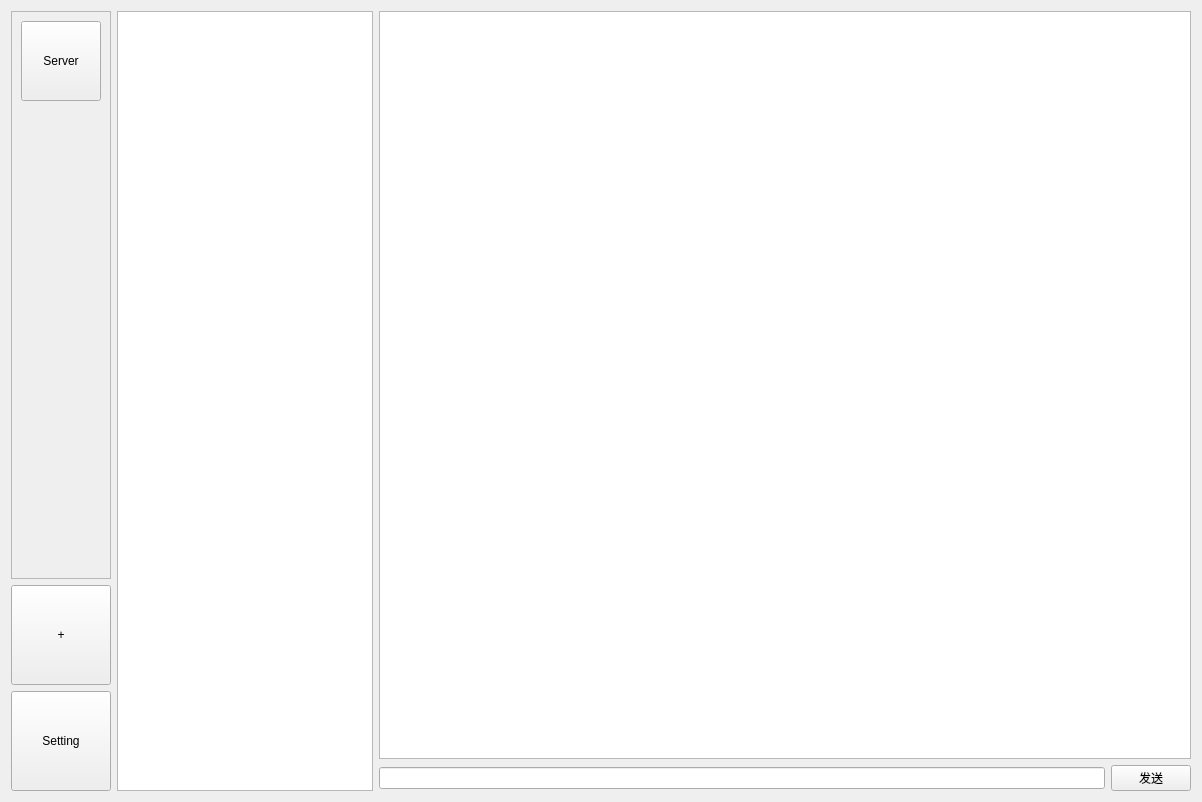
Qt form src/ui/mainwidget.ui (colutius/colutius_old) before a commit.
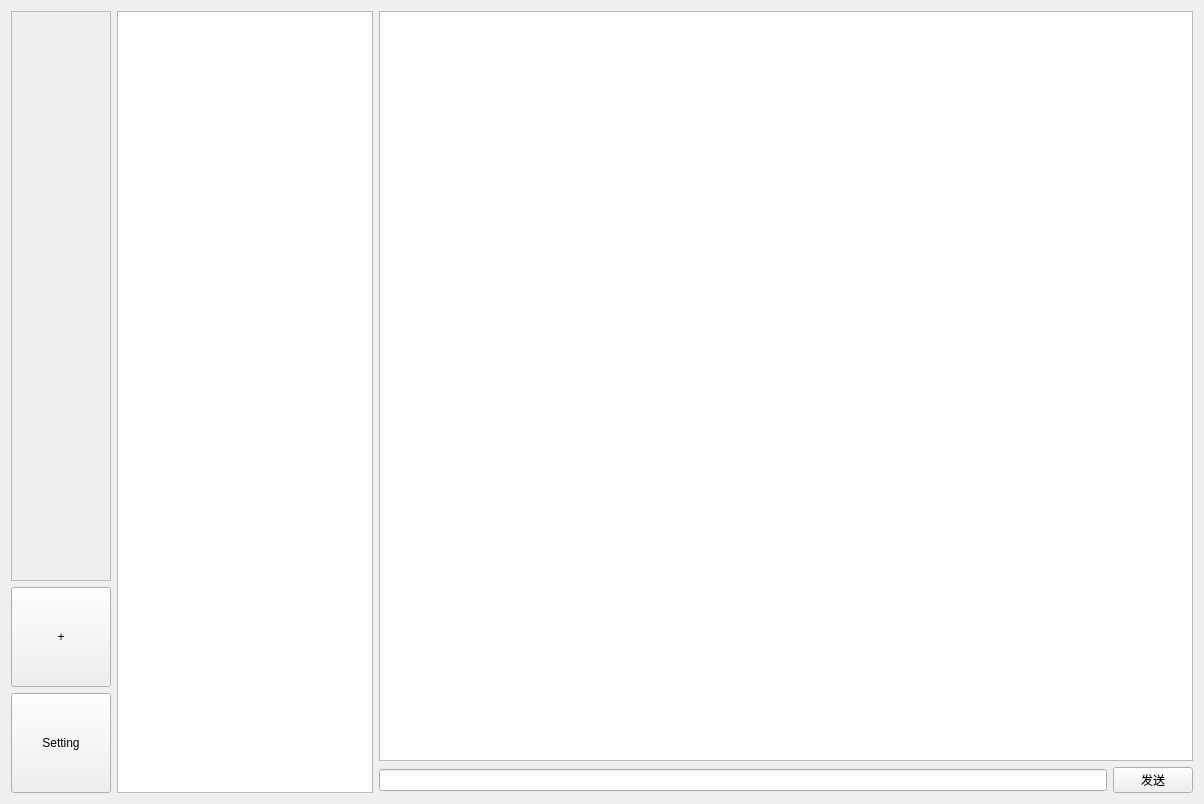
The same form after that commit.

Commit message: 添加左侧服务器按钮

The edit to the form file:
```diff
--- a/src/ui/mainwidget.ui
+++ b/src/ui/mainwidget.ui
@@ -6,8 +6,8 @@
    <rect>
     <x>0</x>
     <y>0</y>
-    <width>1202</width>
-    <height>802</height>
+    <width>1204</width>
+    <height>804</height>
    </rect>
   </property>
   <property name="windowTitle">
@@ -44,34 +44,12 @@
             <x>0</x>
             <y>0</y>
             <width>102</width>
-            <height>545</height>
+            <height>547</height>
            </rect>
           </property>
           <layout class="QGridLayout" name="gridLayout">
            <item row="0" column="0">
-            <widget class="QPushButton" name="pushButton">
-             <property name="sizePolicy">
-              <sizepolicy hsizetype="Minimum" vsizetype="Minimum">
-               <horstretch>0</horstretch>
-               <verstretch>0</verstretch>
-              </sizepolicy>
-             </property>
-             <property name="minimumSize">
-              <size>
-               <width>80</width>
-               <height>80</height>
-              </size>
-             </property>
-             <property name="maximumSize">
-              <size>
-               <width>80</width>
-               <height>80</height>
-              </size>
-             </property>
-             <property name="text">
-              <string>Server</string>
-             </property>
-            </widget>
+            <layout class="QVBoxLayout" name="serverBoxLayout"/>
            </item>
            <item row="1" column="0">
             <spacer name="verticalSpacer">
@@ -80,8 +58,8 @@
              </property>
              <property name="sizeHint" stdset="0">
               <size>
-               <width>20</width>
-               <height>40</height>
+               <width>77</width>
+               <height>513</height>
               </size>
              </property>
             </spacer>
```
Left out of the diff: 2 changed lines with no effect on the pictures. The commit also changes 5 other files.
